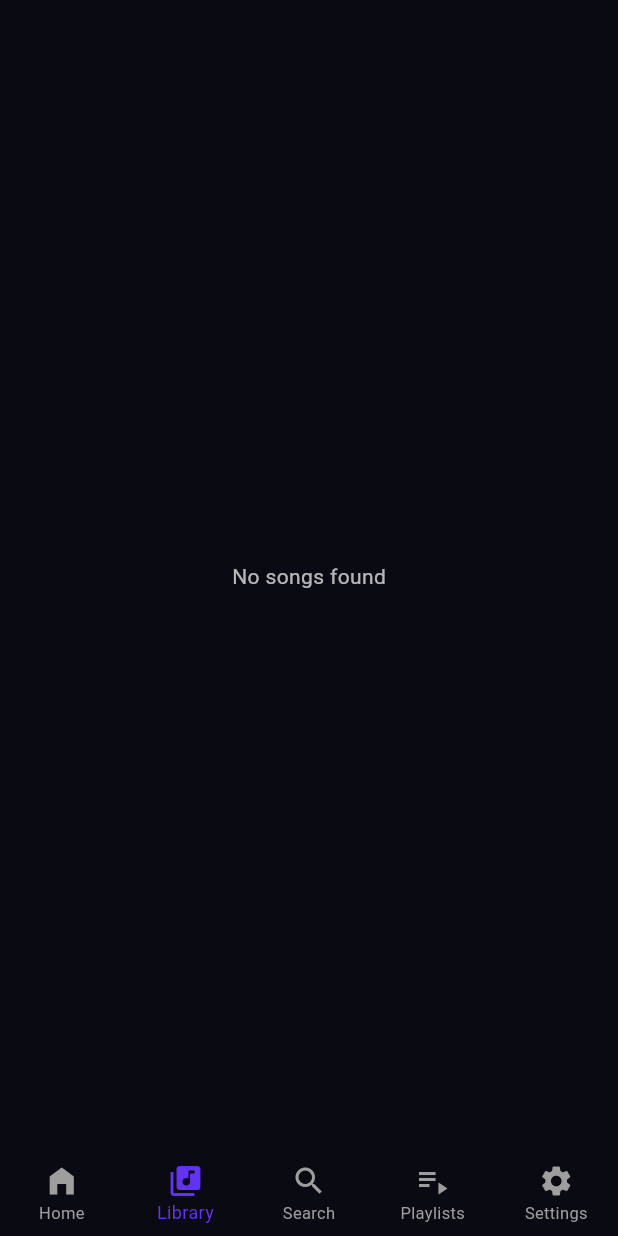
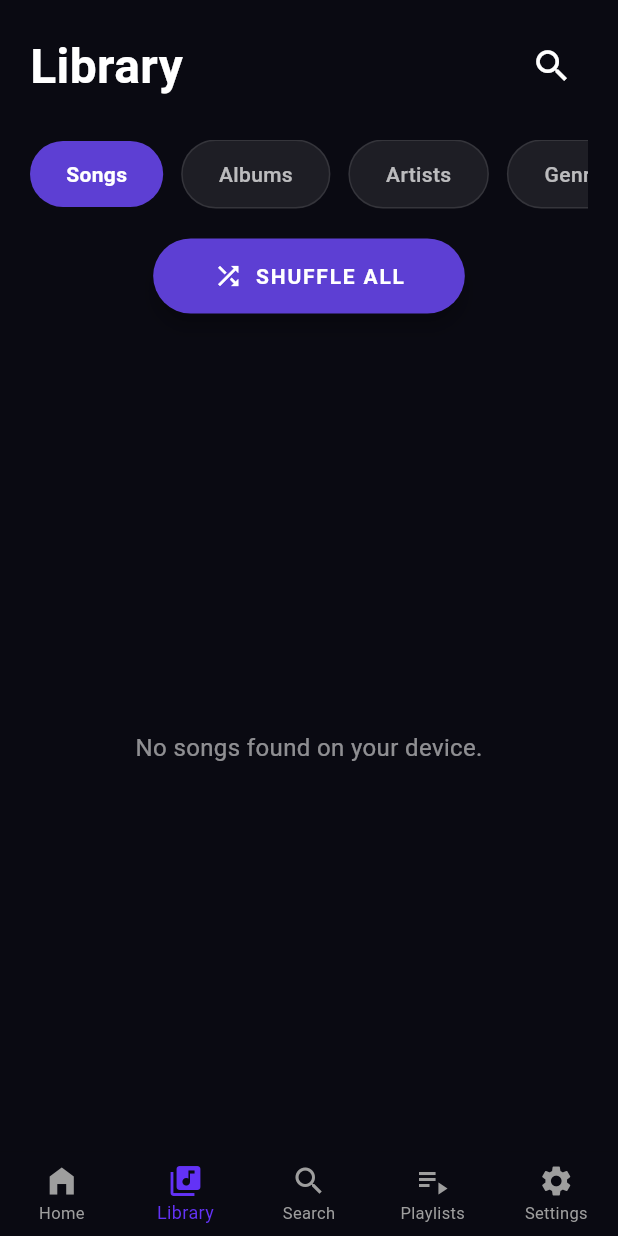
Before and after one commit to Ankitkumar72/music_app, a Flutter app: the screen it shows after launch, item 2 of the bottom bar chosen, on a phone screen of 412 x 824 dp. Run offline on Flutter 3.47's test engine with Material 3 defaults, Android fonts, the phone set to English and light mode, and no system bars; our stand-ins replace hive, hive_flutter, just_audio, on_audio_query, permission_handler; accounts and stored records are empty; network calls fail.

Commit message:
new updates in the library

```diff
--- a/music_player/lib/screens/library_screen.dart
+++ b/music_player/lib/screens/library_screen.dart
@@ -1,86 +1,184 @@
 import 'package:flutter/material.dart';
 import 'package:provider/provider.dart';
+import '../logic/music_provider.dart';
+import '../widgets/filter_tab.dart';
 
-import '../logic/music_provider.dart';
-
-class LibraryScreen extends StatelessWidget {
+class LibraryScreen extends StatefulWidget {
   const LibraryScreen({super.key});
 
   @override
+  State<LibraryScreen> createState() => _LibraryScreenState();
+}
+
+class _LibraryScreenState extends State<LibraryScreen> {
+  String _selectedCategory = "Songs";
+
+  @override
   Widget build(BuildContext context) {
+    // context.watch ensures the UI updates when notifyListeners() is called in the provider
     final musicProvider = context.watch<MusicProvider>();
 
     return Scaffold(
-      body: musicProvider.isLoading
-          ? const Center(child: CircularProgressIndicator())
-          : musicProvider.songs.isEmpty
-          ? const Center(
-              child: Text(
-                'No songs found',
-                style: TextStyle(color: Colors.white70),
+      backgroundColor: const Color(0xFF0A0A12),
+      body: SafeArea(
+        child: Padding(
+          padding: const EdgeInsets.symmetric(horizontal: 20.0),
+          child: Column(
+            crossAxisAlignment: CrossAxisAlignment.start,
+            children: [
+              const SizedBox(height: 20),
+
+              // --- TOP NAVBAR AREA ---
+              _buildTopNavBar(context),
+
+              const SizedBox(height: 25),
+
+              // --- CATEGORY TABS ---
+              _buildCategoryTabs(),
+
+              const SizedBox(height: 20),
+
+              // --- SHUFFLE ALL BUTTON ---
+              _buildShuffleButton(musicProvider),
+
+              const SizedBox(height: 20),
+
+              // --- SONG/ITEM LIST ---
+              Expanded(child: _buildCategoryContent(musicProvider)),
+            ],
           ),
-            )
-          : ListView.builder(
-              physics: const BouncingScrollPhysics(),
-              itemCount: musicProvider.songs.length + 1, // +1 for Shuffle All
-              itemBuilder: (context, index) {
-                // 🔀 SHUFFLE ALL BUTTON (TOP)
-                if (index == 0) {
-                  return Padding(
-                    padding: const EdgeInsets.symmetric(
-                      horizontal: 12,
-                      vertical: 8,
         ),
-                    child: ListTile(
-                      leading: const Icon(
-                        Icons.shuffle,
-                        color: Color(0xFFFFC107),
-                      ),
-                      title: const Text(
-                        'Shuffle All',
-                        style: TextStyle(fontWeight: FontWeight.bold),
-                      ),
-                      subtitle: const Text('Play songs in random order'),
-                      tileColor: Colors.white10,
-                      shape: RoundedRectangleBorder(
-                        borderRadius: BorderRadius.circular(12),
-                      ),
-                      onTap: () {
-                        // Enable shuffle and start playback
-                        musicProvider.toggleShuffle();
-                        musicProvider.playSong(0);
-                      },
       ),
     );
   }
 
-                // 🎵 NORMAL SONG ITEMS
-                final song = musicProvider.songs[index - 1];
+  // 1. Library Title and Search Button
+  Widget _buildTopNavBar(BuildContext context) {
+    return Row(
+      mainAxisAlignment: MainAxisAlignment.spaceBetween,
+      children: [
+        const Text(
+          "Library",
+          style: TextStyle(
+            fontSize: 32,
+            fontWeight: FontWeight.bold,
+            color: Colors.white,
+          ),
+        ),
+        IconButton(
+          icon: const Icon(Icons.search, color: Colors.white, size: 28),
+          onPressed: () {
+            // Logic for searching within the library
+          },
+        ),
+      ],
+    );
+  }
 
+  // 2. Categories: Songs, Albums, Artists, Genres
+  Widget _buildCategoryTabs() {
+    final categories = ["Songs", "Albums", "Artists", "Genres"];
+    return SingleChildScrollView(
+      scrollDirection: Axis.horizontal,
+      child: Row(
+        children: categories
+            .map(
+              (cat) => FilterTab(
+                label: cat,
+                isSelected: _selectedCategory == cat,
+                onTap: () => setState(() => _selectedCategory = cat),
+              ),
+            )
+            .toList(),
+      ),
+    );
+  }
+
+  // 3. Round Shuffle All Button - Linked to MusicProvider
+  Widget _buildShuffleButton(MusicProvider provider) {
+    return Center(
+      child: ElevatedButton.icon(
+        onPressed: () {
+          // Calls the shuffleAndPlay method we added to your provider
+          provider.shuffleAndPlay();
+        },
+        icon: const Icon(Icons.shuffle, color: Colors.white, size: 20),
+        label: const Text(
+          "SHUFFLE ALL",
+          style: TextStyle(
+            color: Colors.white,
+            letterSpacing: 1.2,
+            fontWeight: FontWeight.bold,
+          ),
+        ),
+        style: ElevatedButton.styleFrom(
+          backgroundColor: const Color(0xFF5D3FD3),
+          padding: const EdgeInsets.symmetric(horizontal: 40, vertical: 15),
+          shape: const StadiumBorder(),
+          elevation: 5,
+        ),
+      ),
+    );
+  }
+
+  // 4. Content based on selected category - Now using REAL data
+  Widget _buildCategoryContent(MusicProvider provider) {
+    // Use the actual song list from the provider
+    final songs = provider.allSongs;
+
+    // Show a loading indicator if the app is still fetching songs
+    if (provider.isLoading) {
+      return const Center(
+        child: CircularProgressIndicator(color: Color(0xFF5D3FD3)),
+      );
+    }
+
+    // Handle the empty state if no songs are found on the device
+    if (songs.isEmpty) {
+      return const Center(
+        child: Text(
+          "No songs found on your device.",
+          style: TextStyle(color: Colors.white54, fontSize: 16),
+        ),
+      );
+    }
+
+    return ListView.builder(
+      itemCount: songs.length,
+      physics: const BouncingScrollPhysics(),
+      itemBuilder: (context, index) {
+        final song = songs[index];
         return ListTile(
-                  leading: const Icon(Icons.music_note),
+          contentPadding: EdgeInsets.zero,
+          leading: Container(
+            width: 50,
+            height: 50,
+            decoration: BoxDecoration(
+              color: Colors.white10,
+              borderRadius: BorderRadius.circular(8),
+            ),
+            child: const Icon(Icons.music_note, color: Colors.white54),
+          ),
           title: Text(
-                    song.title,
+            song.title, // Accesses the real title from SongModel
+            style: const TextStyle(
+              color: Colors.white,
+              fontWeight: FontWeight.w500,
+            ),
             maxLines: 1,
             overflow: TextOverflow.ellipsis,
           ),
           subtitle: Text(
-                    song.artist?.isNotEmpty == true
-                        ? song.artist!
-                        : 'Unknown Artist',
-                    maxLines: 1,
-                    overflow: TextOverflow.ellipsis,
+            song.artist ?? "Unknown Artist", // Accesses the real artist
+            style: const TextStyle(color: Colors.white54, fontSize: 12),
           ),
+          trailing: const Icon(Icons.more_horiz, color: Colors.white54),
           onTap: () {
-                    // Disable shuffle when user explicitly selects a song
-                    if (musicProvider.isShuffleModeEnabled) {
-                      musicProvider.toggleShuffle();
-                    }
-                    musicProvider.playSong(index - 1);
+            // Plays the specific song from the library
+            provider.playSong(index);
           },
         );
       },
-            ),
     );
   }
 }
--- a/music_player/lib/screens/playlist_screen.dart
+++ b/music_player/lib/screens/playlist_screen.dart
@@ -268,7 +268,6 @@ class _PlaylistScreenState extends State<PlaylistScreen> {
     );
   }
 
-  // (Helper Dialogs: Profile, Search, Options, Create, Rename, Delete)
   void _showProfileMenu(BuildContext context) {
     showModalBottomSheet(
       context: context,
```
Also changed, not shown: music_player/lib/logic/music_provider.dart (+44 -57 lines). Lines whose indentation alone changed are shown as unchanged.
